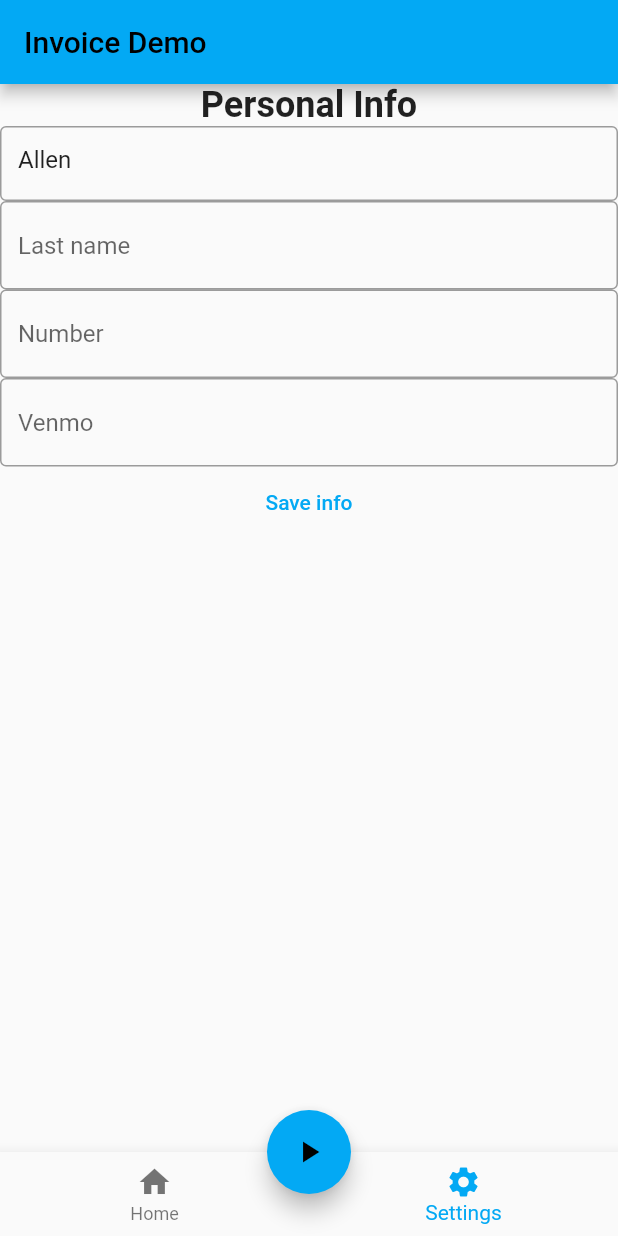
After one commit to allends/invoice_sender, a Flutter app: the screen it shows after launch, item 2 of the bottom bar chosen, after a tap on "Edit", on a phone screen of 412 x 824 dp. The commit adds this screen. Run offline on Flutter 3.47's test engine with Material 2 defaults, Android fonts, the phone set to English and light mode, and no system bars; our stand-ins replace flutter_riverpod, hooks_riverpod, pdf, share_plus, stop_watch_timer.

Commit message:
commit 2

```diff
--- /dev/null
+++ b/lib/info_page.dart
@@ -0,0 +1,106 @@
+import 'package:flutter/cupertino.dart';
+import 'package:flutter/material.dart';
+import 'package:flutter/src/widgets/framework.dart';
+import 'package:hooks_riverpod/hooks_riverpod.dart';
+import 'package:invoice_sender/main.dart';
+
+class InfoPage extends ConsumerStatefulWidget {
+  const InfoPage({Key? key}) : super(key: key);
+
+  @override
+  InfoPageState createState() => InfoPageState();
+}
+
+class InfoPageState extends ConsumerState<InfoPage> {
+  bool editing = false;
+
+  Widget _editPersonalInfo() {
+    return Center(
+      child: Column(children: [
+        const Text(
+          "Personal Info",
+          style: TextStyle(fontWeight: FontWeight.bold, fontSize: 24),
+        ),
+        SizedBox(
+          height: 50.0,
+          child: TextField(
+            decoration: const InputDecoration(
+              hintText: "First name",
+              border: OutlineInputBorder(),
+            ),
+            controller: TextEditingController()
+              ..text = ref.read(personalInfoProvider).firstName,
+            onChanged: (value) => ref
+                .read(personalInfoProvider.notifier)
+                .update((state) => PersonalInfo(
+                    value, state.lastName, state.number, state.venmo)),
+          ),
+        ),
+        TextField(
+          decoration: const InputDecoration(
+            hintText: "Last name",
+            border: OutlineInputBorder(),
+          ),
+          controller: TextEditingController()
+            ..text = ref.read(personalInfoProvider).lastName,
+          onChanged: (value) => ref.read(personalInfoProvider.notifier).update(
+              (state) => PersonalInfo(
+                  state.firstName, value, state.number, state.venmo)),
+        ),
+        TextField(
+          decoration: const InputDecoration(
+            hintText: "Number",
+            border: OutlineInputBorder(),
+          ),
+          controller: TextEditingController()
+            ..text = ref.read(personalInfoProvider).number,
+          onChanged: (value) => ref.read(personalInfoProvider.notifier).update(
+              (state) => PersonalInfo(
+                  state.firstName, state.lastName, value, state.venmo)),
+        ),
+        TextField(
+          decoration: const InputDecoration(
+            hintText: "Venmo",
+            border: OutlineInputBorder(),
+          ),
+          controller: TextEditingController()
+            ..text = ref.read(personalInfoProvider).venmo,
+          onChanged: (value) => ref.read(personalInfoProvider.notifier).update(
+              (state) => PersonalInfo(
+                  state.firstName, state.lastName, state.venmo, value)),
+        ),
+      ]),
+    );
+  }
+
+  Widget _personalInfo() {
+    final user = ref.watch(personalInfoProvider);
+    return Column(children: [
+      const Text(
+        "Personal Info",
+        style: TextStyle(fontWeight: FontWeight.bold, fontSize: 24),
+      ),
+      SizedBox(height: 50.0, child: Text(user.firstName)),
+      SizedBox(height: 50.0, child: Text(user.lastName)),
+      SizedBox(height: 50.0, child: Text(user.number)),
+      SizedBox(height: 50.0, child: Text(user.venmo)),
+    ]);
+  }
+
+  Widget build(BuildContext context) {
+    // TODO: implement build
+    return Center(
+        child: Column(
+      children: [
+        editing ? _editPersonalInfo() : _personalInfo(),
+        TextButton(
+            onPressed: () {
+              setState(() {
+                editing = !editing;
+              });
+            },
+            child: editing ? Text("Save info") : Text("Edit"))
+      ],
+    ));
+  }
+}
--- a/lib/invoice_sender.dart
+++ b/lib/invoice_sender.dart
@@ -2,6 +2,8 @@ import 'dart:async';
 import 'dart:core';
 import 'dart:io';
 
+import 'package:flutter_riverpod/flutter_riverpod.dart';
+import 'package:invoice_sender/main.dart';
 import 'package:path_provider/path_provider.dart';
 import 'package:pdf/pdf.dart';
 import 'package:pdf/widgets.dart' as pw;
@@ -10,23 +12,17 @@ import 'package:share_plus/share_plus.dart';
 import 'package:flutter/material.dart';
 import 'package:stop_watch_timer/stop_watch_timer.dart';
 
-class Activity {
-  String? description;
-  String? duration;
+class InvoiceSender extends ConsumerStatefulWidget {
+  const InvoiceSender({Key? key}) : super(key: key);
 
-  Activity(this.description, this.duration);
-}
-
-class InvoiceSender extends StatefulWidget {
   @override
   InvoiceSenderState createState() => InvoiceSenderState();
 }
 
-class InvoiceSenderState extends State<InvoiceSender> {
+class InvoiceSenderState extends ConsumerState<InvoiceSender> {
   List<Activity> list = [];
   final TextEditingController myController = TextEditingController();
   final StopWatchTimer _stopWatchTimer = StopWatchTimer(); // Create instance.
-  var running = false;
 
   // Executed when the widget is added to the widget tree
   @override
@@ -37,24 +33,21 @@ class InvoiceSenderState extends State<InvoiceSender> {
   // Executed when the widget is removed from the widget tree
   @override
   void dispose() async {
+    super.dispose();
+    ref.read(runningProvider);
     await _stopWatchTimer.dispose();
-    super.dispose();
   }
 
   // Start the timer
   void startTimer() {
     _stopWatchTimer.onExecute.add(StopWatchExecute.start);
-    setState(() {
-      running = !_stopWatchTimer.isRunning;
-    });
+    ref.read(runningProvider.notifier).update((state) => true);
   }
 
   // Stop the timer (can be resumed)
   void stopTimer() {
     _stopWatchTimer.onExecute.add(StopWatchExecute.stop);
-    setState(() {
-      running = !_stopWatchTimer.isRunning;
-    });
+    ref.read(runningProvider.notifier).update((state) => false);
   }
 
   // End the current Activity
@@ -63,6 +56,7 @@ class InvoiceSenderState extends State<InvoiceSender> {
     final displayTime = StopWatchTimer.getDisplayTime(value, hours: true);
     final newActivity = Activity(myController.text, displayTime);
     _stopWatchTimer.onExecute.add(StopWatchExecute.reset);
+    ref.read(runningProvider.notifier).update((state) => false);
     setState(() {
       list.add(newActivity);
       myController.text = "";
@@ -104,6 +98,7 @@ class InvoiceSenderState extends State<InvoiceSender> {
   }
 
   Widget _buildUI() {
+    final running = ref.watch(runningProvider);
     return Column(
         mainAxisAlignment: MainAxisAlignment.center,
         mainAxisSize: MainAxisSize.min,
@@ -166,7 +161,7 @@ class InvoiceSenderState extends State<InvoiceSender> {
                 ),
                 TextButton(
                   onPressed: () {
-                    _stopWatchTimer.isRunning ? stopTimer() : startTimer();
+                    running ? stopTimer() : startTimer();
                   },
                   child: Text(
                     running ? "Pause" : "Start",
@@ -203,9 +198,7 @@ class InvoiceSenderState extends State<InvoiceSender> {
 
   @override
   Widget build(BuildContext context) {
-    return Scaffold(
-        appBar: AppBar(title: const Text("Invoice Demo")),
-        body: Column(
+    return Column(
       mainAxisSize: MainAxisSize.max,
       children: [
         Center(child: _buildUI()),
@@ -218,6 +211,6 @@ class InvoiceSenderState extends State<InvoiceSender> {
                       trailing: Text('${list[index].duration}'),
                     )))
       ],
-        ));
+    );
   }
 }
--- a/lib/main.dart
+++ b/lib/main.dart
@@ -1,22 +1,70 @@
 import 'package:flutter/material.dart';
+import 'package:flutter_riverpod/flutter_riverpod.dart';
+import 'package:hooks_riverpod/hooks_riverpod.dart';
 import './invoice_sender.dart';
+import './pages.dart';
+
+final runningProvider = StateProvider((_) => false);
+final personalInfoProvider =
+    StateProvider((_) => PersonalInfo("Allen", "", "", ""));
+
+class PersonalInfo {
+  String firstName = "";
+  String lastName = "";
+  String number = "";
+  String venmo = "";
+
+  PersonalInfo(this.firstName, this.lastName, this.number, this.venmo);
+}
+
+class Activity {
+  String description;
+  String duration;
+
+  Activity(this.description, this.duration);
+}
+
+class Client {
+  String firstName;
+  String lastName;
+  String number;
+
+  Client(this.firstName, this.lastName, this.number);
+}
+
+class ClientStateNotifier extends StateNotifier<List<Client>> {
+  ClientStateNotifier() : super([]);
+
+  void add(Client client) {
+    state = [...state, client];
+  }
+
+  void remove(Client client) {
+    state = [
+      for (final current in state)
+        if (client != current) current,
+    ];
+  }
+}
+
+final ClientProvider = StateNotifierProvider((ref) => ClientStateNotifier());
 
 void main() {
-  runApp(const MyApp());
+  runApp(ProviderScope(child: const MyApp()));
 }
 
-class MyApp extends StatelessWidget {
+class MyApp extends ConsumerWidget {
   const MyApp({Key? key}) : super(key: key);
 
   // This widget is the root of your application.
   @override
-  Widget build(BuildContext context) {
+  Widget build(BuildContext context, WidgetRef ref) {
     return MaterialApp(
       title: 'Invoice Demo',
       theme: ThemeData(
         primarySwatch: Colors.lightBlue,
       ),
-      home: InvoiceSender(),
+      home: const Pages(),
     );
   }
 }
--- /dev/null
+++ b/lib/pages.dart
@@ -0,0 +1,60 @@
+import 'package:flutter/material.dart';
+import 'package:hooks_riverpod/hooks_riverpod.dart';
+import 'package:invoice_sender/info_page.dart';
+import 'package:invoice_sender/main.dart';
+import './invoice_sender.dart';
+
+class Pages extends ConsumerStatefulWidget {
+  const Pages({Key? key}) : super(key: key);
+
+  @override
+  PagesState createState() => PagesState();
+}
+
+class PagesState extends ConsumerState<Pages> {
+  int _selectedIndex = 0;
+  void _onItemTapped(int index) {
+    setState(() {
+      _selectedIndex = index;
+    });
+  }
+
+  List<Widget> _pages = <Widget>[
+    InvoiceSender(),
+    InfoPage(),
+  ];
+
+  @override
+  Widget build(BuildContext context) {
+    return Scaffold(
+      appBar: AppBar(title: const Text("Invoice Demo")),
+      bottomNavigationBar: BottomNavigationBar(
+        items: const [
+          BottomNavigationBarItem(
+            icon: Icon(Icons.home),
+            label: 'Home',
+          ),
+          BottomNavigationBarItem(
+            icon: Icon(Icons.settings),
+            label: 'Settings',
+          ),
+        ],
+        currentIndex: _selectedIndex,
+        onTap: _onItemTapped,
+      ),
+      floatingActionButton: FloatingActionButton(
+        onPressed: () =>
+            {ref.read(runningProvider.notifier).update((state) => !state)},
+        tooltip: 'Start Timer',
+        child: ref.watch(runningProvider)
+            ? const Icon(Icons.pause)
+            : const Icon(Icons.play_arrow),
+      ),
+      floatingActionButtonLocation: FloatingActionButtonLocation.centerDocked,
+      body: IndexedStack(
+        index: _selectedIndex,
+        children: _pages,
+      ),
+    );
+  }
+}
--- a/pubspec.yaml
+++ b/pubspec.yaml
@@ -38,6 +38,7 @@ dependencies:
   share_plus: ^4.0.9
   path_provider: ^2.0.11
   stop_watch_timer: ^1.5.0
+  hooks_riverpod: ^2.0.0-dev.9
 
 dev_dependencies:
   flutter_test:
```
Also changed, not shown: lib/home.dart (added), pubspec.lock. Lines whose indentation alone changed are shown as unchanged.
